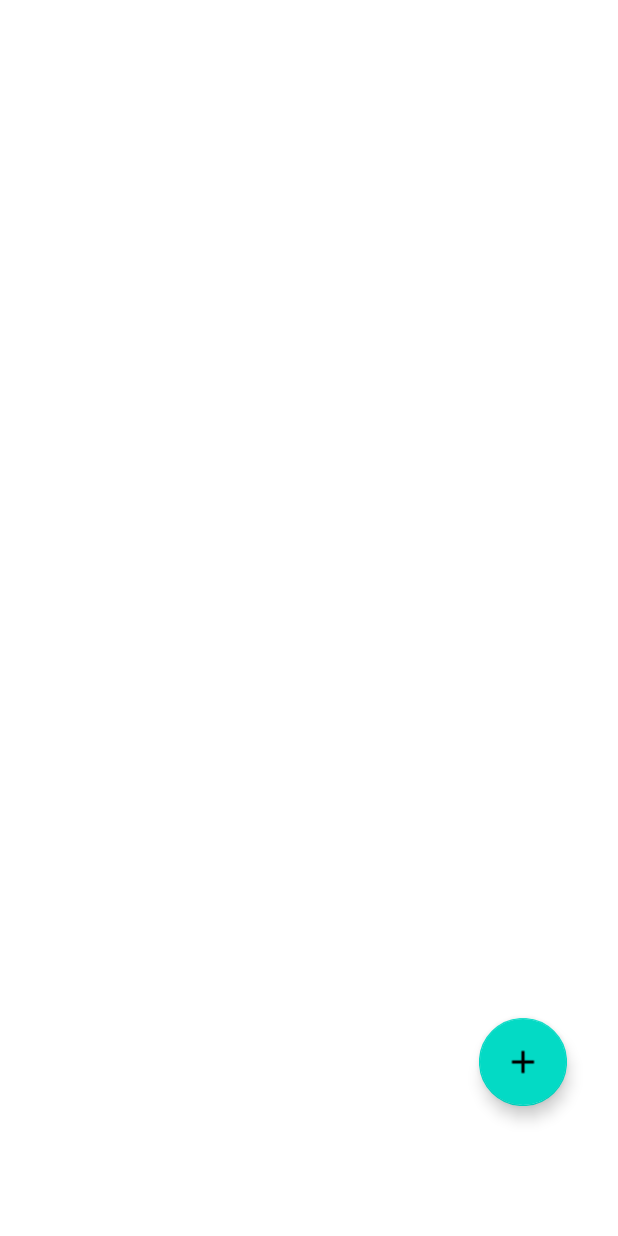
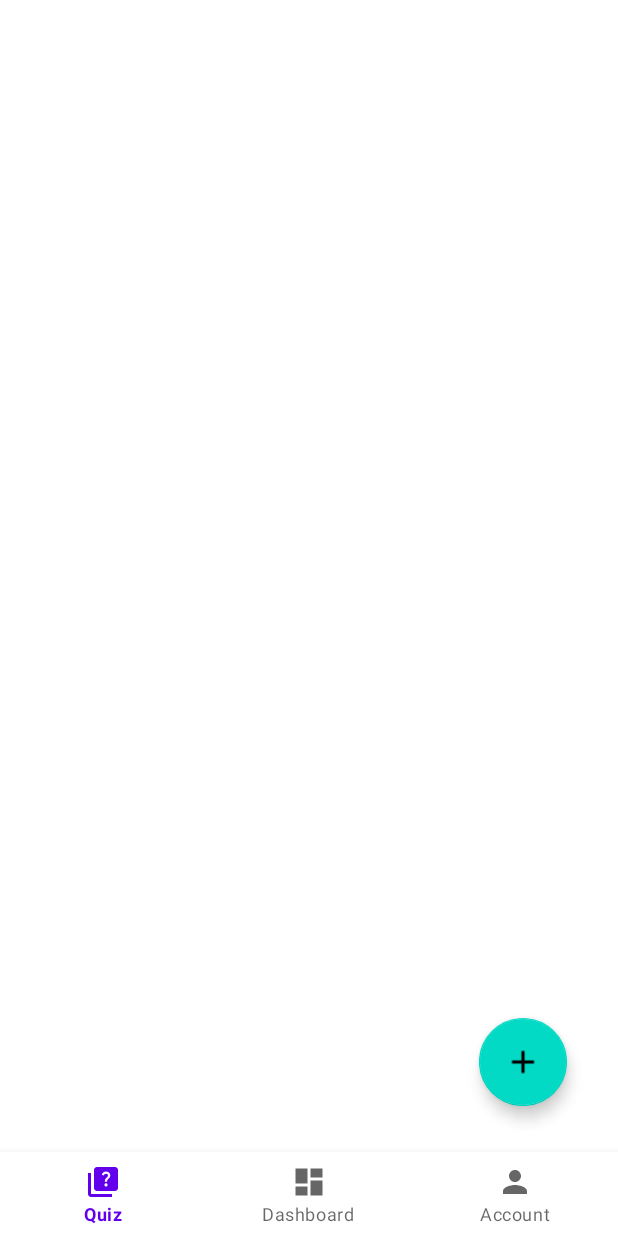
Before and after one commit to A-Ghasabyan/MathPlot, an Android app: the layout fragment_dashboard.xml on its own in the app's theme, with its tools: preview values and no code run, on a phone screen of 412 x 824 dp. Run offline under Robolectric (Android 15) with nearby library versions, the phone set to English and light mode, and no system bars.

Commit message:
Commit Message

```diff
--- a/app/src/main/res/layout/fragment_dashboard.xml
+++ b/app/src/main/res/layout/fragment_dashboard.xml
@@ -6,6 +6,11 @@
     android:layout_width="match_parent"
     android:layout_height="match_parent"
     tools:context=".ui.dashboard.DashboardFragment">
+
+    <RelativeLayout
+        android:id="@+id/dashboardLayout"
+        android:layout_width="match_parent"
+        android:layout_height="match_parent" />
 
     <com.google.android.material.floatingactionbutton.FloatingActionButton
         android:id="@+id/fab"
@@ -19,4 +24,13 @@
         app:layout_constraintEnd_toEndOf="parent"
         app:srcCompat="@drawable/baseline_add_24" />
 
+    <com.google.android.material.bottomnavigation.BottomNavigationView
+        android:id="@+id/navigation"
+        android:layout_width="match_parent"
+        android:layout_height="wrap_content"
+        app:menu="@menu/bottom_nav_menu"
+        app:layout_constraintStart_toStartOf="parent"
+        app:layout_constraintEnd_toEndOf="parent"
+        app:layout_constraintBottom_toBottomOf="parent" />
+
 </androidx.constraintlayout.widget.ConstraintLayout>
```
Also changed, not shown: app/src/main/java/com/example/myapplication/ui/dashboard/DashboardFragment.java (+126 -2 lines), app/src/main/res/layout/dialog_chart.xml (added, +13 -0 lines).
